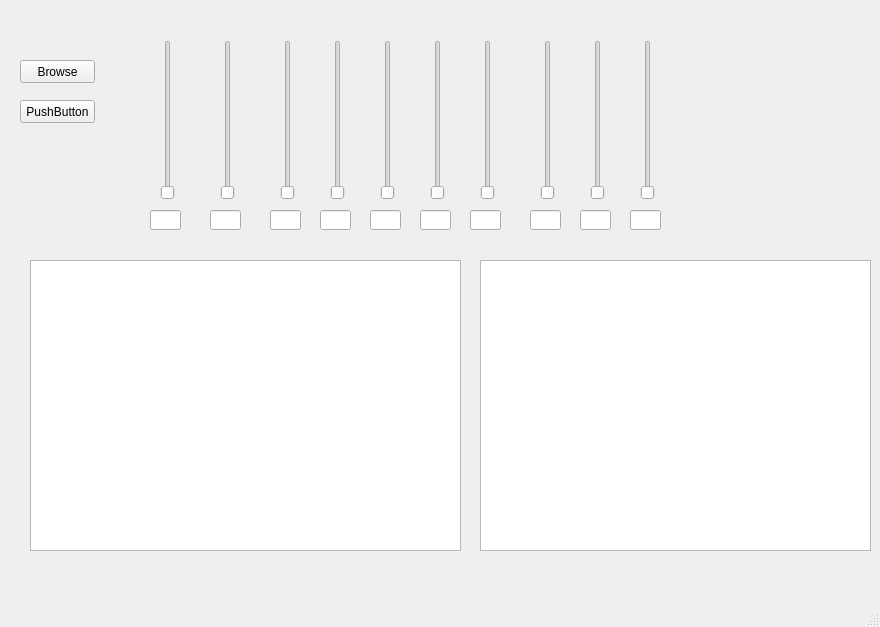
Old version of the form Equalizerr.ui in the repository abdallahahmed11/Task3_Equalizer.
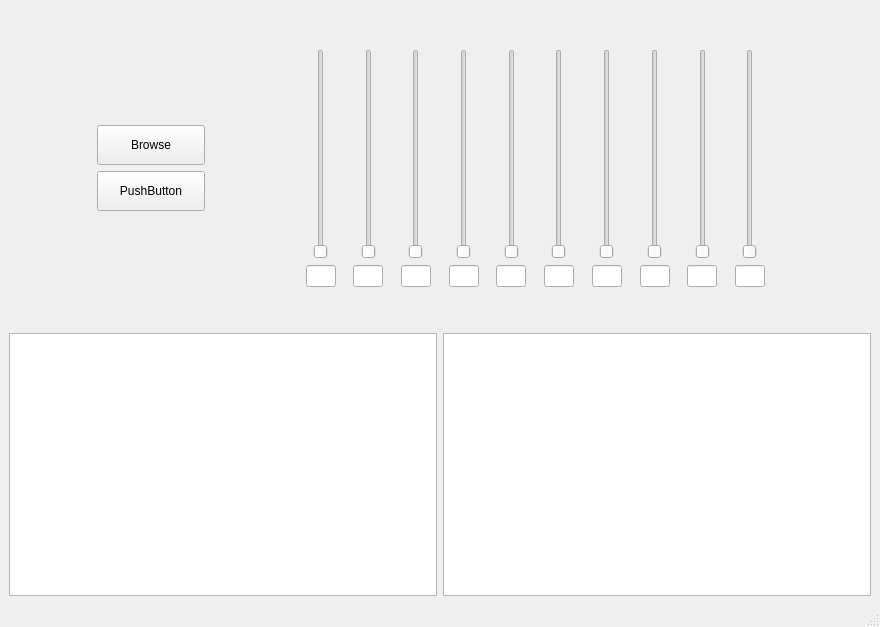
New version of the form. Custom widgets are drawn as their Qt base class.

What changed in the file:
```diff
--- a/Equalizerr.ui
+++ b/Equalizerr.ui
@@ -14,282 +14,757 @@
    <string>MainWindow</string>
   </property>
   <widget class="QWidget" name="centralwidget">
-   <widget class="QPushButton" name="browseBtn">
-    <property name="geometry">
-     <rect>
-      <x>20</x>
-      <y>60</y>
-      <width>75</width>
-      <height>23</height>
-     </rect>
-    </property>
-    <property name="text">
-     <string>Browse</string>
-    </property>
-   </widget>
-   <widget class="QSlider" name="freqSlider_1">
-    <property name="geometry">
-     <rect>
-      <x>160</x>
-      <y>40</y>
-      <width>16</width>
-      <height>160</height>
-     </rect>
-    </property>
-    <property name="orientation">
-     <enum>Qt::Vertical</enum>
-    </property>
-   </widget>
-   <widget class="QSlider" name="verticalSlider_2">
-    <property name="geometry">
-     <rect>
-      <x>220</x>
-      <y>40</y>
-      <width>16</width>
-      <height>160</height>
-     </rect>
-    </property>
-    <property name="orientation">
-     <enum>Qt::Vertical</enum>
-    </property>
-   </widget>
-   <widget class="QSlider" name="freqSlider_3">
-    <property name="geometry">
-     <rect>
-      <x>280</x>
-      <y>40</y>
-      <width>16</width>
-      <height>160</height>
-     </rect>
-    </property>
-    <property name="orientation">
-     <enum>Qt::Vertical</enum>
-    </property>
-   </widget>
-   <widget class="QSlider" name="freqSlider_4">
-    <property name="geometry">
-     <rect>
-      <x>330</x>
-      <y>40</y>
-      <width>16</width>
-      <height>160</height>
-     </rect>
-    </property>
-    <property name="orientation">
-     <enum>Qt::Vertical</enum>
-    </property>
-   </widget>
-   <widget class="QSlider" name="freqSlider_5">
-    <property name="geometry">
-     <rect>
-      <x>380</x>
-      <y>40</y>
-      <width>16</width>
-      <height>160</height>
-     </rect>
-    </property>
-    <property name="orientation">
-     <enum>Qt::Vertical</enum>
-    </property>
-   </widget>
-   <widget class="QSlider" name="freqSlider_6">
-    <property name="geometry">
-     <rect>
-      <x>430</x>
-      <y>40</y>
-      <width>16</width>
-      <height>160</height>
-     </rect>
-    </property>
-    <property name="orientation">
-     <enum>Qt::Vertical</enum>
-    </property>
-   </widget>
-   <widget class="QSlider" name="freqSlider_7">
-    <property name="geometry">
-     <rect>
-      <x>480</x>
-      <y>40</y>
-      <width>16</width>
-      <height>160</height>
-     </rect>
-    </property>
-    <property name="orientation">
-     <enum>Qt::Vertical</enum>
-    </property>
-   </widget>
-   <widget class="QSlider" name="freqSlider_8">
-    <property name="geometry">
-     <rect>
-      <x>540</x>
-      <y>40</y>
-      <width>16</width>
-      <height>160</height>
-     </rect>
-    </property>
-    <property name="orientation">
-     <enum>Qt::Vertical</enum>
-    </property>
-   </widget>
-   <widget class="QSlider" name="freqSlider_9">
-    <property name="geometry">
-     <rect>
-      <x>590</x>
-      <y>40</y>
-      <width>16</width>
-      <height>160</height>
-     </rect>
-    </property>
-    <property name="orientation">
-     <enum>Qt::Vertical</enum>
-    </property>
-   </widget>
-   <widget class="QLineEdit" name="lineEdit">
-    <property name="geometry">
-     <rect>
-      <x>150</x>
-      <y>210</y>
-      <width>31</width>
-      <height>20</height>
-     </rect>
-    </property>
-   </widget>
-   <widget class="QLineEdit" name="lineEdit_2">
-    <property name="geometry">
-     <rect>
-      <x>210</x>
-      <y>210</y>
-      <width>31</width>
-      <height>20</height>
-     </rect>
-    </property>
-   </widget>
-   <widget class="QLineEdit" name="lineEdit_3">
-    <property name="geometry">
-     <rect>
-      <x>270</x>
-      <y>210</y>
-      <width>31</width>
-      <height>20</height>
-     </rect>
-    </property>
-   </widget>
-   <widget class="QLineEdit" name="lineEdit_4">
-    <property name="geometry">
-     <rect>
-      <x>320</x>
-      <y>210</y>
-      <width>31</width>
-      <height>20</height>
-     </rect>
-    </property>
-   </widget>
-   <widget class="QLineEdit" name="lineEdit_5">
-    <property name="geometry">
-     <rect>
-      <x>370</x>
-      <y>210</y>
-      <width>31</width>
-      <height>20</height>
-     </rect>
-    </property>
-   </widget>
-   <widget class="QLineEdit" name="lineEdit_6">
-    <property name="geometry">
-     <rect>
-      <x>420</x>
-      <y>210</y>
-      <width>31</width>
-      <height>20</height>
-     </rect>
-    </property>
-   </widget>
-   <widget class="QLineEdit" name="lineEdit_7">
-    <property name="geometry">
-     <rect>
-      <x>470</x>
-      <y>210</y>
-      <width>31</width>
-      <height>20</height>
-     </rect>
-    </property>
-   </widget>
-   <widget class="QLineEdit" name="lineEdit_8">
-    <property name="geometry">
-     <rect>
-      <x>530</x>
-      <y>210</y>
-      <width>31</width>
-      <height>20</height>
-     </rect>
-    </property>
-   </widget>
-   <widget class="QLineEdit" name="lineEdit_9">
-    <property name="geometry">
-     <rect>
-      <x>580</x>
-      <y>210</y>
-      <width>31</width>
-      <height>20</height>
-     </rect>
-    </property>
-   </widget>
-   <widget class="QSlider" name="freqSlider_10">
-    <property name="geometry">
-     <rect>
-      <x>640</x>
-      <y>40</y>
-      <width>16</width>
-      <height>160</height>
-     </rect>
-    </property>
-    <property name="orientation">
-     <enum>Qt::Vertical</enum>
-    </property>
-   </widget>
-   <widget class="QLineEdit" name="lineEdit_10">
-    <property name="geometry">
-     <rect>
-      <x>630</x>
-      <y>210</y>
-      <width>31</width>
-      <height>20</height>
-     </rect>
-    </property>
-   </widget>
-   <widget class="PlotWidget" name="graphicsView">
-    <property name="geometry">
-     <rect>
-      <x>30</x>
-      <y>260</y>
-      <width>431</width>
-      <height>291</height>
-     </rect>
-    </property>
-   </widget>
-   <widget class="PlotWidget" name="graphicsView_2">
-    <property name="geometry">
-     <rect>
-      <x>480</x>
-      <y>260</y>
-      <width>391</width>
-      <height>291</height>
-     </rect>
-    </property>
-   </widget>
-   <widget class="QPushButton" name="pushButton_2">
-    <property name="geometry">
-     <rect>
-      <x>20</x>
-      <y>100</y>
-      <width>75</width>
-      <height>23</height>
-     </rect>
-    </property>
-    <property name="text">
-     <string>PushButton</string>
-    </property>
-   </widget>
+   <layout class="QVBoxLayout" name="verticalLayout_13">
+    <item>
+     <layout class="QHBoxLayout" name="horizontalLayout_3" stretch="1,2">
+      <item>
+       <layout class="QVBoxLayout" name="verticalLayout">
+        <item>
+         <spacer name="verticalSpacer">
+          <property name="orientation">
+           <enum>Qt::Vertical</enum>
+          </property>
+          <property name="sizeHint" stdset="0">
+           <size>
+            <width>20</width>
+            <height>40</height>
+           </size>
+          </property>
+         </spacer>
+        </item>
+        <item alignment="Qt::AlignHCenter|Qt::AlignVCenter">
+         <widget class="QPushButton" name="browseBtn">
+          <property name="minimumSize">
+           <size>
+            <width>0</width>
+            <height>40</height>
+           </size>
+          </property>
+          <property name="styleSheet">
+           <string notr="true">QPushButton{
+length:60px;
+width:100px;
+}</string>
+          </property>
+          <property name="text">
+           <string>Browse</string>
+          </property>
+         </widget>
+        </item>
+        <item alignment="Qt::AlignHCenter|Qt::AlignVCenter">
+         <widget class="QPushButton" name="pushButton_2">
+          <property name="minimumSize">
+           <size>
+            <width>108</width>
+            <height>40</height>
+           </size>
+          </property>
+          <property name="text">
+           <string>PushButton</string>
+          </property>
+         </widget>
+        </item>
+        <item>
+         <spacer name="verticalSpacer_2">
+          <property name="orientation">
+           <enum>Qt::Vertical</enum>
+          </property>
+          <property name="sizeHint" stdset="0">
+           <size>
+            <width>20</width>
+            <height>40</height>
+           </size>
+          </property>
+         </spacer>
+        </item>
+       </layout>
+      </item>
+      <item>
+       <layout class="QHBoxLayout" name="horizontalLayout">
+        <property name="sizeConstraint">
+         <enum>QLayout::SetDefaultConstraint</enum>
+        </property>
+        <item>
+         <layout class="QVBoxLayout" name="verticalLayout_2">
+          <item>
+           <spacer name="verticalSpacer_5">
+            <property name="orientation">
+             <enum>Qt::Vertical</enum>
+            </property>
+            <property name="sizeHint" stdset="0">
+             <size>
+              <width>20</width>
+              <height>40</height>
+             </size>
+            </property>
+           </spacer>
+          </item>
+          <item alignment="Qt::AlignHCenter">
+           <widget class="QSlider" name="freqSlider_1">
+            <property name="sizePolicy">
+             <sizepolicy hsizetype="Fixed" vsizetype="Fixed">
+              <horstretch>0</horstretch>
+              <verstretch>0</verstretch>
+             </sizepolicy>
+            </property>
+            <property name="minimumSize">
+             <size>
+              <width>0</width>
+              <height>210</height>
+             </size>
+            </property>
+            <property name="orientation">
+             <enum>Qt::Vertical</enum>
+            </property>
+           </widget>
+          </item>
+          <item alignment="Qt::AlignHCenter">
+           <widget class="QLineEdit" name="lineEdit">
+            <property name="sizePolicy">
+             <sizepolicy hsizetype="Fixed" vsizetype="Fixed">
+              <horstretch>0</horstretch>
+              <verstretch>0</verstretch>
+             </sizepolicy>
+            </property>
+            <property name="maximumSize">
+             <size>
+              <width>30</width>
+              <height>16777215</height>
+             </size>
+            </property>
+           </widget>
+          </item>
+          <item>
+           <spacer name="verticalSpacer_3">
+            <property name="orientation">
+             <enum>Qt::Vertical</enum>
+            </property>
+            <property name="sizeHint" stdset="0">
+             <size>
+              <width>20</width>
+              <height>40</height>
+             </size>
+            </property>
+           </spacer>
+          </item>
+         </layout>
+        </item>
+        <item>
+         <layout class="QVBoxLayout" name="verticalLayout_3">
+          <item>
+           <spacer name="verticalSpacer_6">
+            <property name="orientation">
+             <enum>Qt::Vertical</enum>
+            </property>
+            <property name="sizeHint" stdset="0">
+             <size>
+              <width>20</width>
+              <height>40</height>
+             </size>
+            </property>
+           </spacer>
+          </item>
+          <item alignment="Qt::AlignHCenter">
+           <widget class="QSlider" name="freqSlider_2">
+            <property name="sizePolicy">
+             <sizepolicy hsizetype="Fixed" vsizetype="Fixed">
+              <horstretch>0</horstretch>
+              <verstretch>0</verstretch>
+             </sizepolicy>
+            </property>
+            <property name="minimumSize">
+             <size>
+              <width>0</width>
+              <height>210</height>
+             </size>
+            </property>
+            <property name="orientation">
+             <enum>Qt::Vertical</enum>
+            </property>
+           </widget>
+          </item>
+          <item alignment="Qt::AlignHCenter">
+           <widget class="QLineEdit" name="lineEdit_11">
+            <property name="sizePolicy">
+             <sizepolicy hsizetype="Fixed" vsizetype="Fixed">
+              <horstretch>0</horstretch>
+              <verstretch>0</verstretch>
+             </sizepolicy>
+            </property>
+            <property name="maximumSize">
+             <size>
+              <width>30</width>
+              <height>16777215</height>
+             </size>
+            </property>
+           </widget>
+          </item>
+          <item>
+           <spacer name="verticalSpacer_4">
+            <property name="orientation">
+             <enum>Qt::Vertical</enum>
+            </property>
+            <property name="sizeHint" stdset="0">
+             <size>
+              <width>20</width>
+              <height>40</height>
+             </size>
+            </property>
+           </spacer>
+          </item>
+         </layout>
+        </item>
+        <item>
+         <layout class="QVBoxLayout" name="verticalLayout_4">
+          <item>
+           <spacer name="verticalSpacer_7">
+            <property name="orientation">
+             <enum>Qt::Vertical</enum>
+            </property>
+            <property name="sizeHint" stdset="0">
+             <size>
+              <width>20</width>
+              <height>40</height>
+             </size>
+            </property>
+           </spacer>
+          </item>
+          <item alignment="Qt::AlignHCenter">
+           <widget class="QSlider" name="freqSlider_3">
+            <property name="sizePolicy">
+             <sizepolicy hsizetype="Fixed" vsizetype="Fixed">
+              <horstretch>0</horstretch>
+              <verstretch>0</verstretch>
+             </sizepolicy>
+            </property>
+            <property name="minimumSize">
+             <size>
+              <width>0</width>
+              <height>210</height>
+             </size>
+            </property>
+            <property name="orientation">
+             <enum>Qt::Vertical</enum>
+            </property>
+           </widget>
+          </item>
+          <item alignment="Qt::AlignHCenter">
+           <widget class="QLineEdit" name="lineEdit_2">
+            <property name="sizePolicy">
+             <sizepolicy hsizetype="Fixed" vsizetype="Fixed">
+              <horstretch>0</horstretch>
+              <verstretch>0</verstretch>
+             </sizepolicy>
+            </property>
+            <property name="maximumSize">
+             <size>
+              <width>30</width>
+              <height>16777215</height>
+             </size>
+            </property>
+           </widget>
+          </item>
+          <item>
+           <spacer name="verticalSpacer_8">
+            <property name="orientation">
+             <enum>Qt::Vertical</enum>
+            </property>
+            <property name="sizeHint" stdset="0">
+             <size>
+              <width>20</width>
+              <height>40</height>
+             </size>
+            </property>
+           </spacer>
+          </item>
+         </layout>
+        </item>
+        <item>
+         <layout class="QVBoxLayout" name="verticalLayout_5">
+          <item>
+           <spacer name="verticalSpacer_9">
+            <property name="orientation">
+             <enum>Qt::Vertical</enum>
+            </property>
+            <property name="sizeHint" stdset="0">
+             <size>
+              <width>20</width>
+              <height>40</height>
+             </size>
+            </property>
+           </spacer>
+          </item>
+          <item alignment="Qt::AlignHCenter">
+           <widget class="QSlider" name="freqSlider_4">
+            <property name="sizePolicy">
+             <sizepolicy hsizetype="Fixed" vsizetype="Fixed">
+              <horstretch>0</horstretch>
+              <verstretch>0</verstretch>
+             </sizepolicy>
+            </property>
+            <property name="minimumSize">
+             <size>
+              <width>0</width>
+              <height>210</height>
+             </size>
+            </property>
+            <property name="orientation">
+             <enum>Qt::Vertical</enum>
+            </property>
+           </widget>
+          </item>
+          <item alignment="Qt::AlignHCenter">
+           <widget class="QLineEdit" name="lineEdit_3">
+            <property name="sizePolicy">
+             <sizepolicy hsizetype="Fixed" vsizetype="Fixed">
+              <horstretch>0</horstretch>
+              <verstretch>0</verstretch>
+             </sizepolicy>
+            </property>
+            <property name="maximumSize">
+             <size>
+              <width>30</width>
+              <height>16777215</height>
+             </size>
+            </property>
+           </widget>
+          </item>
+          <item>
+           <spacer name="verticalSpacer_10">
+            <property name="orientation">
+             <enum>Qt::Vertical</enum>
+            </property>
+            <property name="sizeHint" stdset="0">
+             <size>
+              <width>20</width>
+              <height>40</height>
+             </size>
+            </property>
+           </spacer>
+          </item>
+         </layout>
+        </item>
+        <item>
+         <layout class="QVBoxLayout" name="verticalLayout_6">
+          <item>
+           <spacer name="verticalSpacer_11">
+            <property name="orientation">
+             <enum>Qt::Vertical</enum>
+            </property>
+            <property name="sizeHint" stdset="0">
+             <size>
+              <width>20</width>
+              <height>40</height>
+             </size>
+            </property>
+           </spacer>
+          </item>
+          <item alignment="Qt::AlignHCenter">
+           <widget class="QSlider" name="freqSlider_5">
+            <property name="sizePolicy">
+             <sizepolicy hsizetype="Fixed" vsizetype="Fixed">
+              <horstretch>0</horstretch>
+              <verstretch>0</verstretch>
+             </sizepolicy>
+            </property>
+            <property name="minimumSize">
+             <size>
+              <width>0</width>
+              <height>210</height>
+             </size>
+            </property>
+            <property name="orientation">
+             <enum>Qt::Vertical</enum>
+            </property>
+           </widget>
+          </item>
+          <item alignment="Qt::AlignHCenter">
+           <widget class="QLineEdit" name="lineEdit_4">
+            <property name="sizePolicy">
+             <sizepolicy hsizetype="Fixed" vsizetype="Fixed">
+              <horstretch>0</horstretch>
+              <verstretch>0</verstretch>
+             </sizepolicy>
+            </property>
+            <property name="maximumSize">
+             <size>
+              <width>30</width>
+              <height>16777215</height>
+             </size>
+            </property>
+           </widget>
+          </item>
+          <item>
+           <spacer name="verticalSpacer_12">
+            <property name="orientation">
+             <enum>Qt::Vertical</enum>
+            </property>
+            <property name="sizeHint" stdset="0">
+             <size>
+              <width>20</width>
+              <height>40</height>
+             </size>
+            </property>
+           </spacer>
+          </item>
+         </layout>
+        </item>
+        <item>
+         <layout class="QVBoxLayout" name="verticalLayout_7">
+          <item>
+           <spacer name="verticalSpacer_13">
+            <property name="orientation">
+             <enum>Qt::Vertical</enum>
+            </property>
+            <property name="sizeHint" stdset="0">
+             <size>
+              <width>20</width>
+              <height>40</height>
+             </size>
+            </property>
+           </spacer>
+          </item>
+          <item alignment="Qt::AlignHCenter">
+           <widget class="QSlider" name="freqSlider_6">
+            <property name="sizePolicy">
+             <sizepolicy hsizetype="Fixed" vsizetype="Fixed">
+              <horstretch>0</horstretch>
+              <verstretch>0</verstretch>
+             </sizepolicy>
+            </property>
+            <property name="minimumSize">
+             <size>
+              <width>0</width>
+              <height>210</height>
+             </size>
+            </property>
+            <property name="orientation">
+             <enum>Qt::Vertical</enum>
+            </property>
+           </widget>
+          </item>
+          <item alignment="Qt::AlignHCenter">
+           <widget class="QLineEdit" name="lineEdit_5">
+            <property name="sizePolicy">
+             <sizepolicy hsizetype="Fixed" vsizetype="Fixed">
+              <horstretch>0</horstretch>
+              <verstretch>0</verstretch>
+             </sizepolicy>
+            </property>
+            <property name="maximumSize">
+             <size>
+              <width>30</width>
+              <height>16777215</height>
+             </size>
+            </property>
+           </widget>
+          </item>
+          <item>
+           <spacer name="verticalSpacer_14">
+            <property name="orientation">
+             <enum>Qt::Vertical</enum>
+            </property>
+            <property name="sizeHint" stdset="0">
+             <size>
+              <width>20</width>
+              <height>40</height>
+             </size>
+            </property>
+           </spacer>
+          </item>
+         </layout>
+        </item>
+        <item>
+         <layout class="QVBoxLayout" name="verticalLayout_9">
+          <item>
+           <spacer name="verticalSpacer_15">
+            <property name="orientation">
+             <enum>Qt::Vertical</enum>
+            </property>
+            <property name="sizeHint" stdset="0">
+             <size>
+              <width>20</width>
+              <height>40</height>
+             </size>
+            </property>
+           </spacer>
+          </item>
+          <item alignment="Qt::AlignHCenter">
+           <widget class="QSlider" name="freqSlider_8">
+            <property name="sizePolicy">
+             <sizepolicy hsizetype="Fixed" vsizetype="Fixed">
+              <horstretch>0</horstretch>
+              <verstretch>0</verstretch>
+             </sizepolicy>
+            </property>
+            <property name="minimumSize">
+             <size>
+              <width>0</width>
+              <height>210</height>
+             </size>
+            </property>
+            <property name="orientation">
+             <enum>Qt::Vertical</enum>
+            </property>
+           </widget>
+          </item>
+          <item alignment="Qt::AlignHCenter">
+           <widget class="QLineEdit" name="lineEdit_7">
+            <property name="sizePolicy">
+             <sizepolicy hsizetype="Fixed" vsizetype="Fixed">
+              <horstretch>0</horstretch>
+              <verstretch>0</verstretch>
+             </sizepolicy>
+            </property>
+            <property name="maximumSize">
+             <size>
+              <width>30</width>
+              <height>16777215</height>
+             </size>
+            </property>
+           </widget>
+          </item>
+          <item>
+           <spacer name="verticalSpacer_16">
+            <property name="orientation">
+             <enum>Qt::Vertical</enum>
+            </property>
+            <property name="sizeHint" stdset="0">
+             <size>
+              <width>20</width>
+              <height>40</height>
+             </size>
+            </property>
+           </spacer>
+          </item>
+         </layout>
+        </item>
+        <item>
+         <layout class="QVBoxLayout" name="verticalLayout_11">
+          <item>
+           <spacer name="verticalSpacer_17">
+            <property name="orientation">
+             <enum>Qt::Vertical</enum>
+            </property>
+            <property name="sizeHint" stdset="0">
+             <size>
+              <width>20</width>
+              <height>40</height>
+             </size>
+            </property>
+           </spacer>
+          </item>
+          <item alignment="Qt::AlignHCenter">
+           <widget class="QSlider" name="freqSlider_10">
+            <property name="sizePolicy">
+             <sizepolicy hsizetype="Fixed" vsizetype="Fixed">
+              <horstretch>0</horstretch>
+              <verstretch>0</verstretch>
+             </sizepolicy>
+            </property>
+            <property name="minimumSize">
+             <size>
+              <width>0</width>
+              <height>210</height>
+             </size>
+            </property>
+            <property name="orientation">
+             <enum>Qt::Vertical</enum>
+            </property>
+           </widget>
+          </item>
+          <item alignment="Qt::AlignHCenter">
+           <widget class="QLineEdit" name="lineEdit_9">
+            <property name="sizePolicy">
+             <sizepolicy hsizetype="Fixed" vsizetype="Fixed">
+              <horstretch>0</horstretch>
+              <verstretch>0</verstretch>
+             </sizepolicy>
+            </property>
+            <property name="maximumSize">
+             <size>
+              <width>30</width>
+              <height>16777215</height>
+             </size>
+            </property>
+           </widget>
+          </item>
+          <item>
+           <spacer name="verticalSpacer_18">
+            <property name="orientation">
+             <enum>Qt::Vertical</enum>
+            </property>
+            <property name="sizeHint" stdset="0">
+             <size>
+              <width>20</width>
+              <height>40</height>
+             </size>
+            </property>
+           </spacer>
+          </item>
+         </layout>
+        </item>
+        <item>
+         <layout class="QVBoxLayout" name="verticalLayout_10">
+          <item>
+           <spacer name="verticalSpacer_19">
+            <property name="orientation">
+             <enum>Qt::Vertical</enum>
+            </property>
+            <property name="sizeHint" stdset="0">
+             <size>
+              <width>20</width>
+              <height>40</height>
+             </size>
+            </property>
+           </spacer>
+          </item>
+          <item alignment="Qt::AlignHCenter">
+           <widget class="QSlider" name="freqSlider_9">
+            <property name="sizePolicy">
+             <sizepolicy hsizetype="Fixed" vsizetype="Fixed">
+              <horstretch>0</horstretch>
+              <verstretch>0</verstretch>
+             </sizepolicy>
+            </property>
+            <property name="minimumSize">
+             <size>
+              <width>0</width>
+              <height>210</height>
+             </size>
+            </property>
+            <property name="orientation">
+             <enum>Qt::Vertical</enum>
+            </property>
+           </widget>
+          </item>
+          <item alignment="Qt::AlignHCenter">
+           <widget class="QLineEdit" name="lineEdit_8">
+            <property name="sizePolicy">
+             <sizepolicy hsizetype="Fixed" vsizetype="Fixed">
+              <horstretch>0</horstretch>
+              <verstretch>0</verstretch>
+             </sizepolicy>
+            </property>
+            <property name="maximumSize">
+             <size>
+              <width>30</width>
+              <height>16777215</height>
+             </size>
+            </property>
+           </widget>
+          </item>
+          <item>
+           <spacer name="verticalSpacer_20">
+            <property name="orientation">
+             <enum>Qt::Vertical</enum>
+            </property>
+            <property name="sizeHint" stdset="0">
+             <size>
+              <width>20</width>
+              <height>40</height>
+             </size>
+            </property>
+           </spacer>
+          </item>
+         </layout>
+        </item>
+        <item>
+         <layout class="QVBoxLayout" name="verticalLayout_12">
+          <item>
+           <spacer name="verticalSpacer_21">
+            <property name="orientation">
+             <enum>Qt::Vertical</enum>
+            </property>
+            <property name="sizeHint" stdset="0">
+             <size>
+              <width>20</width>
+              <height>40</height>
+             </size>
+            </property>
+           </spacer>
+          </item>
+          <item alignment="Qt::AlignHCenter">
+           <widget class="QSlider" name="freqSlider_11">
+            <property name="sizePolicy">
+             <sizepolicy hsizetype="Fixed" vsizetype="Fixed">
+              <horstretch>0</horstretch>
+              <verstretch>0</verstretch>
+             </sizepolicy>
+            </property>
+            <property name="minimumSize">
+             <size>
+              <width>0</width>
+              <height>210</height>
+             </size>
+            </property>
+            <property name="orientation">
+             <enum>Qt::Vertical</enum>
+            </property>
+           </widget>
+          </item>
+          <item alignment="Qt::AlignHCenter">
+           <widget class="QLineEdit" name="lineEdit_10">
+            <property name="sizePolicy">
+             <sizepolicy hsizetype="Fixed" vsizetype="Fixed">
+              <horstretch>0</horstretch>
+              <verstretch>0</verstretch>
+             </sizepolicy>
+            </property>
+            <property name="maximumSize">
+             <size>
+              <width>30</width>
+              <height>16777215</height>
+             </size>
+            </property>
+           </widget>
+          </item>
+          <item>
+           <spacer name="verticalSpacer_22">
+            <property name="orientation">
+             <enum>Qt::Vertical</enum>
+            </property>
+            <property name="sizeHint" stdset="0">
+             <size>
+              <width>20</width>
+              <height>40</height>
+             </size>
+            </property>
+           </spacer>
+          </item>
+         </layout>
+        </item>
+        <item>
+         <spacer name="horizontalSpacer">
+          <property name="orientation">
+           <enum>Qt::Horizontal</enum>
+          </property>
+          <property name="sizeType">
+           <enum>QSizePolicy::Fixed</enum>
+          </property>
+          <property name="sizeHint" stdset="0">
+           <size>
+            <width>100</width>
+            <height>20</height>
+           </size>
+          </property>
+         </spacer>
+        </item>
+       </layout>
+      </item>
+     </layout>
+    </item>
+    <item>
+     <layout class="QHBoxLayout" name="horizontalLayout_2">
+      <item>
+       <widget class="PlotWidget" name="graphicsView"/>
+      </item>
+      <item>
+       <widget class="PlotWidget" name="graphicsView_2"/>
+      </item>
+     </layout>
+    </item>
+   </layout>
   </widget>
   <widget class="QMenuBar" name="menubar">
    <property name="geometry">
```
Left out of the diff: 2 changed lines with no effect on the pictures.
